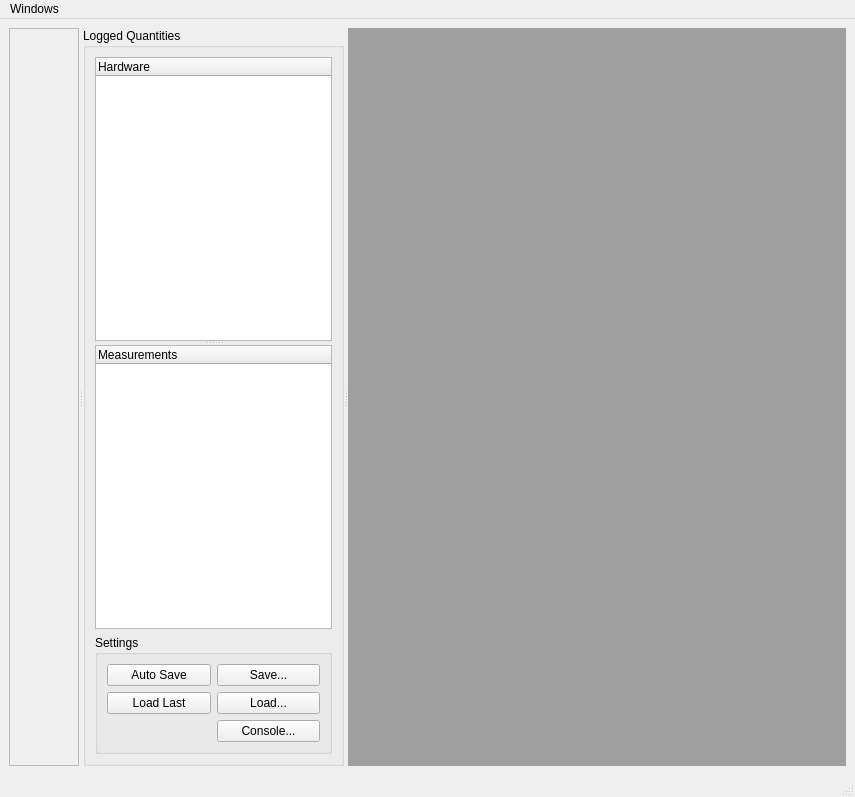
Above: Xbox/ScopeFoundry/base_microscope_app_mdi.ui from ScopeFoundry/HW_attocube_anc150 before the change. Below: the same form after it.
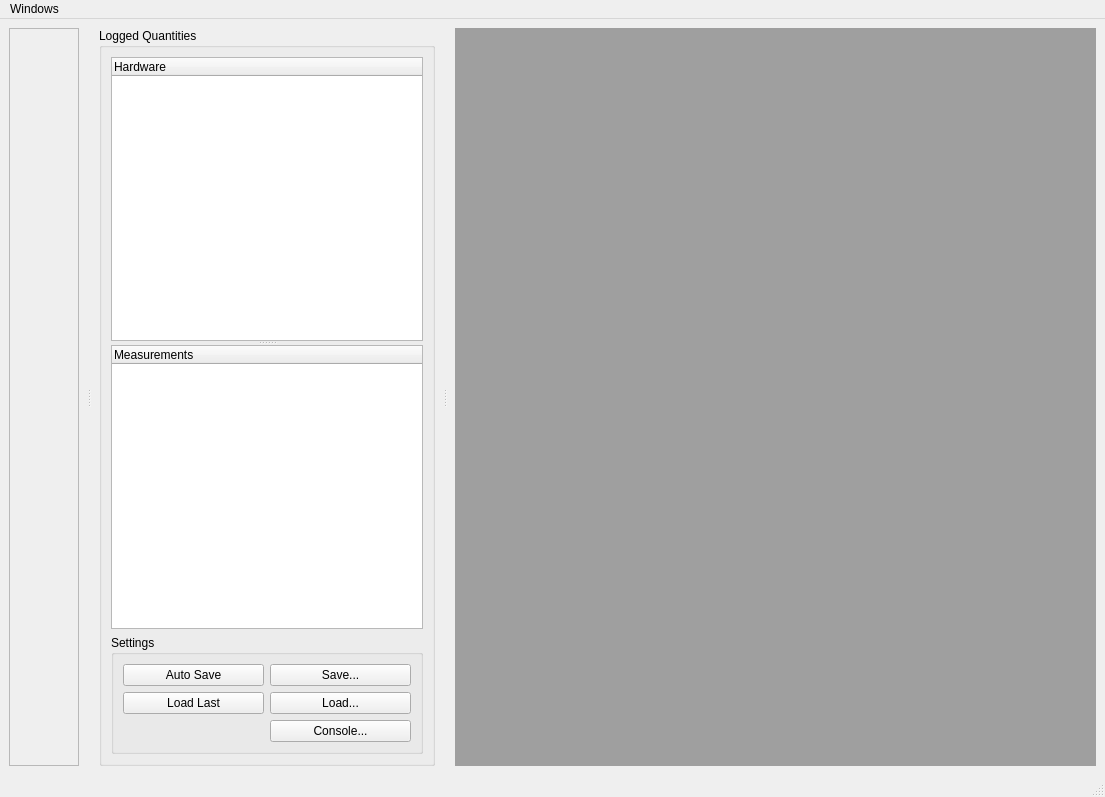
That is the form after the change.

Commit message: Replaced existing ui file with an updated version which has an additional two readouts (joystick presses). Updated local ScopeFoundry copy (the one bundled with this app "repo_dir/Xbox/ScopeFoundry") with an updated version in found in "repo_dir/ScopeFoundry/"

What changed in the file:
```diff
--- a/Xbox/ScopeFoundry/base_microscope_app_mdi.ui
+++ b/Xbox/ScopeFoundry/base_microscope_app_mdi.ui
@@ -6,7 +6,7 @@
    <rect>
     <x>0</x>
     <y>0</y>
-    <width>855</width>
+    <width>1105</width>
     <height>797</height>
    </rect>
   </property>
@@ -23,6 +23,12 @@
       <property name="orientation">
        <enum>Qt::Horizontal</enum>
       </property>
+      <property name="handleWidth">
+       <number>20</number>
+      </property>
+      <property name="childrenCollapsible">
+       <bool>true</bool>
+      </property>
       <widget class="QScrollArea" name="quickaccess_scrollArea">
        <property name="widgetResizable">
         <bool>true</bool>
@@ -40,6 +46,12 @@
        </widget>
       </widget>
       <widget class="QGroupBox" name="lq_trees_groupBox">
+       <property name="minimumSize">
+        <size>
+         <width>325</width>
+         <height>0</height>
+        </size>
+       </property>
        <property name="title">
         <string>Logged Quantities</string>
        </property>
@@ -131,8 +143,8 @@
     <rect>
      <x>0</x>
      <y>0</y>
-     <width>855</width>
-     <height>22</height>
+     <width>1105</width>
+     <height>21</height>
     </rect>
    </property>
    <widget class="QMenu" name="menuWindows">
```
Left out of the diff: 6 changed lines with no effect on the pictures. The commit also changes 4 other files.
